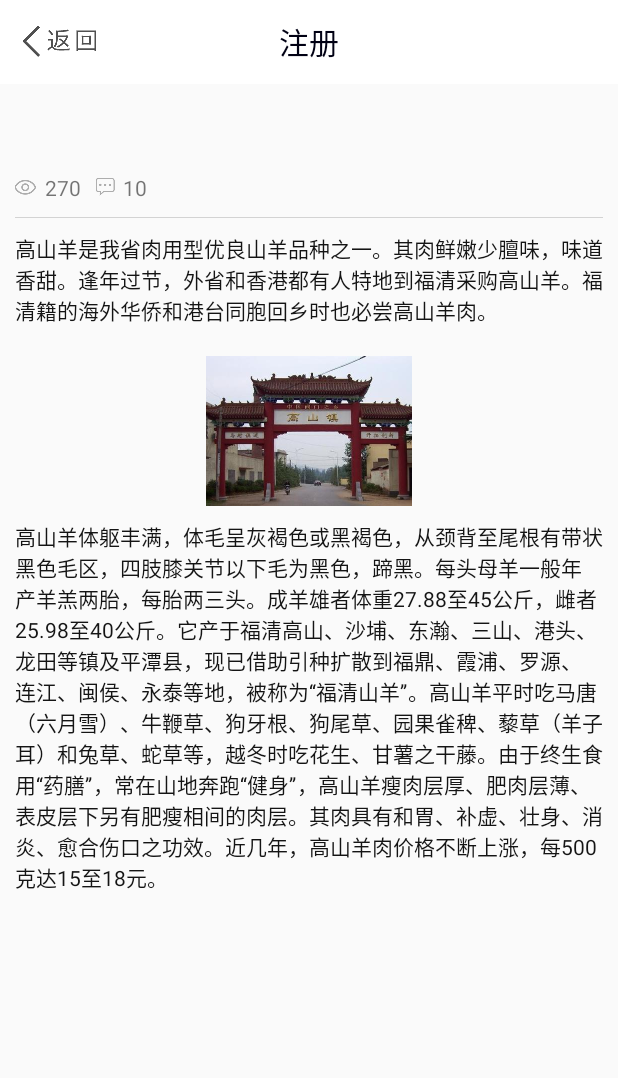
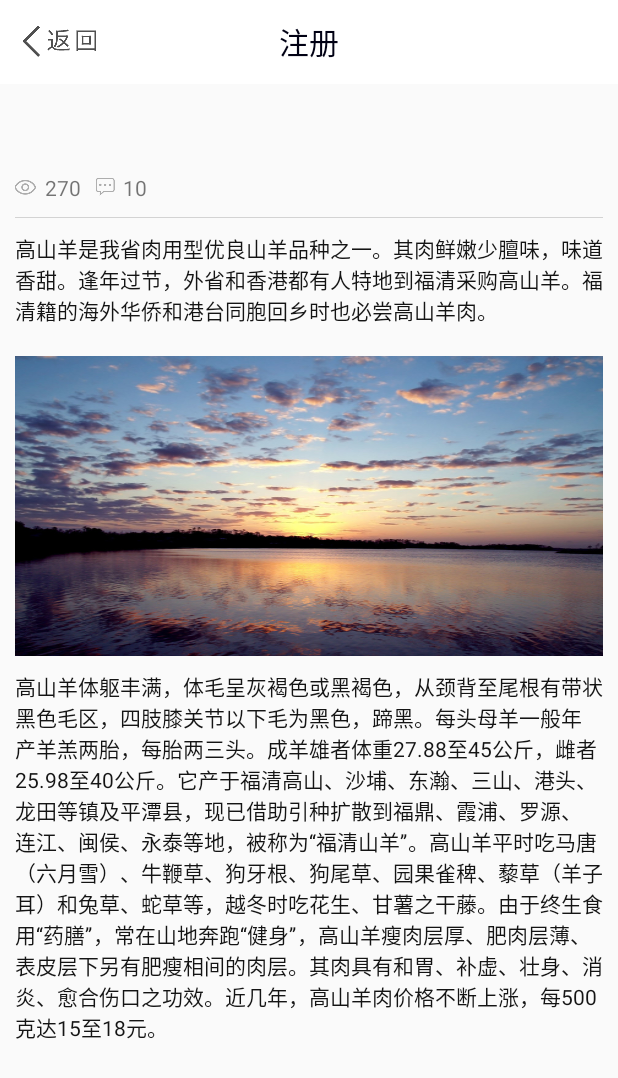
Before and after one commit to pigff/demo, an Android app: the layout activity_detailed.xml on its own in the app's theme, with its tools: preview values and no code run, on a phone screen of 412 x 824 dp. Shown: the top 1078 px of the screen. Run offline under Robolectric (Android 15) with nearby library versions, the phone set to English and light mode, and no system bars.

Commit message:
2016-11-22 10：56

```diff
--- a/app/src/main/res/layout/activity_detailed.xml
+++ b/app/src/main/res/layout/activity_detailed.xml
@@ -6,6 +6,16 @@
     android:orientation="vertical">
 
     <include layout="@layout/titlebar"/>
+
+    <ScrollView
+        android:layout_width="match_parent"
+        android:layout_height="match_parent"
+        android:fillViewport="true">
+
+        <LinearLayout
+            android:layout_width="match_parent"
+            android:layout_height="match_parent"
+            android:orientation="vertical">
 
             <TextView
                 android:id="@+id/detailed_title"
@@ -67,13 +77,14 @@
                 android:layout_height="wrap_content"
                 android:layout_margin="@dimen/dimen_10dp"
                 android:textColor="@color/light_black"
-        android:text="高山羊是我省肉用型优良山羊品种之一。其肉鲜嫩少膻味，味道香甜。逢年过节，外省和香港都有人特地到福清采购高山羊。福清籍的海外华侨和港台同胞回乡时也必尝高山羊肉。"/>
+                android:text="@string/text1"/>
 
             <ImageView
                 android:layout_width="match_parent"
                 android:layout_height="wrap_content"
                 android:layout_margin="@dimen/dimen_10dp"
-        android:src="@mipmap/detail_img2"/>
+                android:src="@mipmap/banner_4"
+                android:scaleType="fitXY"/>
 
             <TextView
                 android:id="@+id/detailed_content2"
@@ -82,5 +93,8 @@
                 android:layout_marginLeft="@dimen/dimen_10dp"
                 android:layout_marginRight="@dimen/dimen_10dp"
                 android:textColor="@color/light_black"
-        android:text="高山羊体躯丰满，体毛呈灰褐色或黑褐色，从颈背至尾根有带状黑色毛区，四肢膝关节以下毛为黑色，蹄黑。每头母羊一般年产羊羔两胎，每胎两三头。成羊雄者体重27.88至45公斤，雌者25.98至40公斤。它产于福清高山、沙埔、东瀚、三山、港头、龙田等镇及平潭县，现已借助引种扩散到福鼎、霞浦、罗源、连江、闽侯、永泰等地，被称为“福清山羊”。高山羊平时吃马唐（六月雪）、牛鞭草、狗牙根、狗尾草、园果雀稗、藜草（羊子耳）和兔草、蛇草等，越冬时吃花生、甘薯之干藤。由于终生食用“药膳”，常在山地奔跑“健身”，高山羊瘦肉层厚、肥肉层薄、表皮层下另有肥瘦相间的肉层。其肉具有和胃、补虚、壮身、消炎、愈合伤口之功效。近几年，高山羊肉价格不断上涨，每500克达15至18元。"/>
+                android:text="@string/text2"/>
+
         </LinearLayout>
+    </ScrollView>
+</LinearLayout>
--- a/app/src/main/res/layout/activity_list.xml
+++ b/app/src/main/res/layout/activity_list.xml
@@ -32,6 +32,7 @@
                 android:layout_margin="@dimen/dimen_10dp"
                 android:drawableLeft="@mipmap/list_1"
                 android:gravity="center"
+                android:drawablePadding="10dp"
                 android:text="相关推荐"
                 android:textColor="@color/green"/>
 
--- a/app/src/main/res/layout/activity_main.xml
+++ b/app/src/main/res/layout/activity_main.xml
@@ -9,7 +9,7 @@
     <include layout="@layout/titlebar"/>
 
 
-    <android.support.v4.view.ViewPager
+    <com.example.lin.demo.util.NoScrollPager
         android:id="@+id/main_viewpager"
         android:layout_width="match_parent"
         android:layout_height="0dp"
--- a/app/src/main/res/values/strings.xml
+++ b/app/src/main/res/values/strings.xml
@@ -3,4 +3,6 @@
 
     <!-- TODO: Remove or change this placeholder text -->
     <string name="hello_blank_fragment">Hello blank fragment</string>
+    <string name="text1">高山羊是我省肉用型优良山羊品种之一。其肉鲜嫩少膻味，味道香甜。逢年过节，外省和香港都有人特地到福清采购高山羊。福清籍的海外华侨和港台同胞回乡时也必尝高山羊肉。</string>
+    <string name="text2">高山羊体躯丰满，体毛呈灰褐色或黑褐色，从颈背至尾根有带状黑色毛区，四肢膝关节以下毛为黑色，蹄黑。每头母羊一般年产羊羔两胎，每胎两三头。成羊雄者体重27.88至45公斤，雌者25.98至40公斤。它产于福清高山、沙埔、东瀚、三山、港头、龙田等镇及平潭县，现已借助引种扩散到福鼎、霞浦、罗源、连江、闽侯、永泰等地，被称为“福清山羊”。高山羊平时吃马唐（六月雪）、牛鞭草、狗牙根、狗尾草、园果雀稗、藜草（羊子耳）和兔草、蛇草等，越冬时吃花生、甘薯之干藤。由于终生食用“药膳”，常在山地奔跑“健身”，高山羊瘦肉层厚、肥肉层薄、表皮层下另有肥瘦相间的肉层。其肉具有和胃、补虚、壮身、消炎、愈合伤口之功效。近几年，高山羊肉价格不断上涨，每500克达15至18元。</string>
 </resources>
```
Also changed, not shown: app/src/main/java/com/example/lin/demo/ui/activity/MainActivity.java (+2 -51 lines), app/src/main/java/com/example/lin/demo/ui/fragment/JoyMapFragment.java (+7 -7 lines), app/src/main/java/com/example/lin/demo/ui/fragment/TownMapFragment.java (+7 -7 lines), app/src/main/java/com/example/lin/demo/ui/fragment/VrFragment.java (+11 -11 lines), app/src/main/java/com/example/lin/demo/util/NoScrollPager.java (added, +57 -0 lines), app/src/main/res/layout/banner.xml (+1 -6 lines), app/src/main/res/layout/fragment_first.xml (+7 -1 lines). Lines whose indentation alone changed are shown as unchanged.
